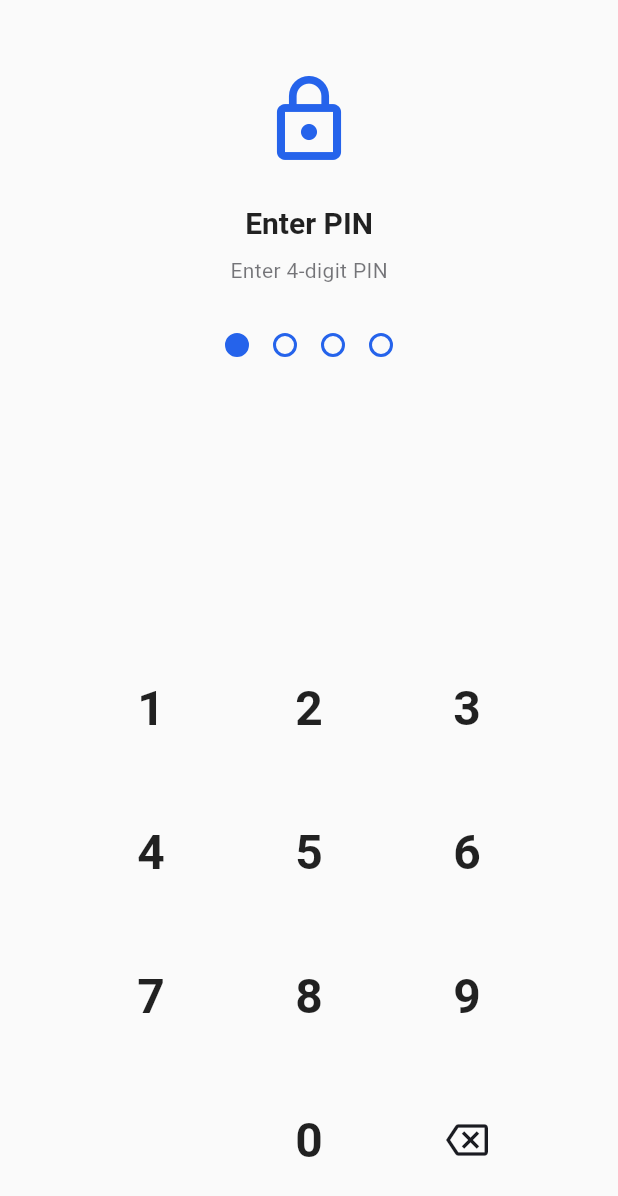
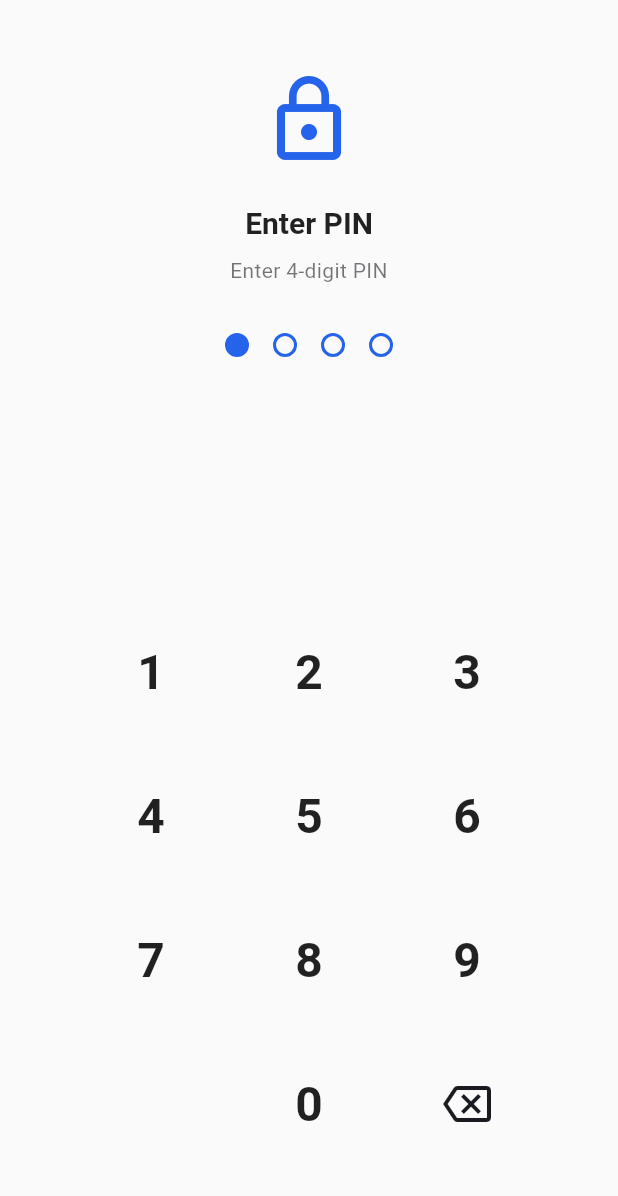
Before and after one commit to Code-busterss/toko_app, a Flutter app: the PinLockScreen screen opened by its route, after a tap on an icon or button, on a phone screen of 412 x 824 dp. Shown: the top 1196 px of the screen. Run offline on Flutter 3.47's test engine with Material 3 defaults, Android fonts, the phone set to English and light mode, and no system bars; our stand-ins replace barcode_widget, file_picker, firebase_auth, firebase_core, fl_chart, flutter_image_compress and 10 more; missing offline and left inert: excel, mobile_scanner; accounts and stored records are empty.

Commit message:
Title: Fix PIN lock screen navigation and overflow issues
Key features implemented:
- Updated AppRouter to properly handle PIN lock screen with route parameters
- Modified PIN lock screen to use GoRouter navigation instead of Navigator.pop
- Fixed RenderFlex overflow in PIN lock screen with responsive layout
- Added LayoutBuilder and constraints to prevent pixel overflow
- Updated splash screen to pass route parameters for PIN verification
- Modified login screen to correctly navigate to PIN lock with parameters
- Ensured proper navigation stack management after PIN verification

The changes resolve the black screen issue by replacing incorrect Navigator.pop calls with GoRouter navigation, fix the overflow by implementing responsive constraints, and ensure the navigation stack remains intact after PIN verification.

```diff
--- a/lib/core/app_router.dart
+++ b/lib/core/app_router.dart
@@ -90,7 +90,11 @@ class AppRouter {
         name: 'pinLock',
         builder: (context, state) {
           final isSettingPin = (state.extra as Map<String, dynamic>?)?['isSettingPin'] as bool? ?? false;
-          return PinLockScreen(isSettingPin: isSettingPin);
+          final onAuthenticated = (state.extra as Map<String, dynamic>?)?['onAuthenticated'] as VoidCallback?;
+          return PinLockScreen(
+            isSettingPin: isSettingPin,
+            onAuthenticated: onAuthenticated,
+          );
         },
       ),
       ShellRoute(
--- a/lib/features/auth/screens/login_screen.dart
+++ b/lib/features/auth/screens/login_screen.dart
@@ -77,7 +77,9 @@ class _LoginScreenState extends ConsumerState<LoginScreen> {
     final isPinSet = await pinService.isPinSet();
     if (!mounted) return;
     if (isPinSet) {
-      context.go(AppConstants.routePinLock);
+      context.go(AppConstants.routePinLock, extra: <String, dynamic>{
+        'isSettingPin': false,
+      });
     } else {
       context.go(AppConstants.routeDashboard);
     }
--- a/lib/features/auth/screens/pin_lock_screen.dart
+++ b/lib/features/auth/screens/pin_lock_screen.dart
@@ -1,6 +1,8 @@
 // lib/features/auth/screens/pin_lock_screen.dart
 import 'package:flutter/material.dart';
 import 'package:flutter_riverpod/flutter_riverpod.dart';
+import 'package:go_router/go_router.dart';
+import 'package:toko_app/core/constants/constants.dart';
 import 'package:toko_app/features/auth/providers/pin_provider.dart';
 import 'package:toko_app/features/auth/services/fingerprint_service.dart';
 
@@ -153,7 +155,10 @@ class _PinLockScreenState extends ConsumerState<PinLockScreen> {
     if (!mounted) return;
     if (isValid) {
       widget.onAuthenticated?.call();
-      if (mounted) Navigator.pop(context, true);
+      if (mounted) {
+        // Use GoRouter to navigate to dashboard instead of pop
+        context.go(AppConstants.routeDashboard);
+      }
     } else {
       notifier
         ..clear()
@@ -173,7 +178,10 @@ class _PinLockScreenState extends ConsumerState<PinLockScreen> {
     if (!mounted) return;
     if (authenticated) {
       widget.onAuthenticated?.call();
-      if (mounted) Navigator.pop(context, true);
+      if (mounted) {
+        // Use GoRouter to navigate to dashboard instead of pop
+        context.go(AppConstants.routeDashboard);
+      }
     } else {
       notifier.setError('Biometric authentication failed');
     }
@@ -193,6 +201,8 @@ class _PinLockScreenState extends ConsumerState<PinLockScreen> {
   Widget build(BuildContext context) {
     final ui = ref.watch(pinLockUiProvider);
     final isSetting = widget.isSettingPin;
+    final screenSize = MediaQuery.of(context).size;
+    final isSmallScreen = screenSize.height < 600;
 
     return Scaffold(
       appBar: isSetting
@@ -205,20 +215,29 @@ class _PinLockScreenState extends ConsumerState<PinLockScreen> {
             )
           : null,
       body: SafeArea(
+        child: LayoutBuilder(
+          builder: (context, constraints) {
+            return SingleChildScrollView(
+              child: ConstrainedBox(
+                constraints: BoxConstraints(
+                  minHeight: constraints.maxHeight,
+                ),
+                child: IntrinsicHeight(
                   child: Column(
                     children: [
-            const SizedBox(height: 48),
+                      SizedBox(height: isSmallScreen ? 24 : 48),
                       Icon(
                         Icons.lock_outline,
-              size: 64,
+                        size: isSmallScreen ? 48 : 64,
                         color: Theme.of(context).colorScheme.primary,
                       ),
-            const SizedBox(height: 24),
+                      SizedBox(height: isSmallScreen ? 16 : 24),
                       Text(
                         isSetting
                             ? (ui.isConfirming ? 'Confirm PIN' : 'Enter New PIN')
                             : 'Enter PIN',
                         style: Theme.of(context).textTheme.headlineMedium,
+                        textAlign: TextAlign.center,
                       ),
                       const SizedBox(height: 8),
                       Text(
@@ -229,8 +248,9 @@ class _PinLockScreenState extends ConsumerState<PinLockScreen> {
                                   .onSurface
                                   .withValues(alpha: 0.6),
                             ),
+                        textAlign: TextAlign.center,
                       ),
-            const SizedBox(height: 32),
+                      SizedBox(height: isSmallScreen ? 16 : 32),
                       Row(
                         mainAxisAlignment: MainAxisAlignment.center,
                         children: List.generate(
@@ -254,11 +274,15 @@ class _PinLockScreenState extends ConsumerState<PinLockScreen> {
                       ),
                       if (ui.errorMessage != null) ...[
                         const SizedBox(height: 16),
-              Text(
+                        Padding(
+                          padding: const EdgeInsets.symmetric(horizontal: 24),
+                          child: Text(
                             ui.errorMessage!,
                             style: TextStyle(
                               color: Theme.of(context).colorScheme.error,
                               fontSize: 14,
+                            ),
+                            textAlign: TextAlign.center,
                           ),
                         ),
                       ],
@@ -268,8 +292,8 @@ class _PinLockScreenState extends ConsumerState<PinLockScreen> {
                           padding: EdgeInsets.only(bottom: 16),
                           child: CircularProgressIndicator(),
                         ),
-            _buildNumpad(ui.isLoading),
-            const SizedBox(height: 24),
+                      _buildNumpad(ui.isLoading, isSmallScreen),
+                      SizedBox(height: isSmallScreen ? 12 : 24),
                       if (!isSetting && ui.biometricAvailable)
                         Padding(
                           padding: const EdgeInsets.only(bottom: 24),
@@ -283,50 +307,61 @@ class _PinLockScreenState extends ConsumerState<PinLockScreen> {
                             ),
                           ),
                         ),
+                      SizedBox(height: isSmallScreen ? 12 : 24),
                     ],
+                  ),
+                ),
+              ),
+            );
+          },
         ),
       ),
     );
   }
 
-  Widget _buildNumpad(bool disabled) {
+  Widget _buildNumpad(bool disabled, bool isSmallScreen) {
+    final keySize = isSmallScreen ? 64.0 : 80.0;
+    final horizontalPadding = isSmallScreen ? 24.0 : 48.0;
+    final rowSpacing = isSmallScreen ? 12.0 : 16.0;
+    final fontSize = isSmallScreen ? 26.0 : 32.0;
+
     return Padding(
-      padding: const EdgeInsets.symmetric(horizontal: 48),
+      padding: EdgeInsets.symmetric(horizontal: horizontalPadding),
       child: Column(
         children: [
           Row(
             mainAxisAlignment: MainAxisAlignment.spaceAround,
             children: [
-              _buildKey('1', disabled),
-              _buildKey('2', disabled),
-              _buildKey('3', disabled),
+              _buildKey('1', disabled, keySize, fontSize),
+              _buildKey('2', disabled, keySize, fontSize),
+              _buildKey('3', disabled, keySize, fontSize),
             ],
           ),
-          const SizedBox(height: 16),
+          SizedBox(height: rowSpacing),
           Row(
             mainAxisAlignment: MainAxisAlignment.spaceAround,
             children: [
-              _buildKey('4', disabled),
-              _buildKey('5', disabled),
-              _buildKey('6', disabled),
+              _buildKey('4', disabled, keySize, fontSize),
+              _buildKey('5', disabled, keySize, fontSize),
+              _buildKey('6', disabled, keySize, fontSize),
             ],
           ),
-          const SizedBox(height: 16),
+          SizedBox(height: rowSpacing),
           Row(
             mainAxisAlignment: MainAxisAlignment.spaceAround,
             children: [
-              _buildKey('7', disabled),
-              _buildKey('8', disabled),
-              _buildKey('9', disabled),
+              _buildKey('7', disabled, keySize, fontSize),
+              _buildKey('8', disabled, keySize, fontSize),
+              _buildKey('9', disabled, keySize, fontSize),
             ],
           ),
-          const SizedBox(height: 16),
+          SizedBox(height: rowSpacing),
           Row(
             mainAxisAlignment: MainAxisAlignment.spaceAround,
             children: [
-              const SizedBox(width: 80),
-              _buildKey('0', disabled),
-              _buildBackspace(disabled),
+              SizedBox(width: keySize),
+              _buildKey('0', disabled, keySize, fontSize),
+              _buildBackspace(disabled, keySize),
             ],
           ),
         ],
@@ -334,37 +369,37 @@ class _PinLockScreenState extends ConsumerState<PinLockScreen> {
     );
   }
 
-  Widget _buildKey(String key, bool disabled) {
+  Widget _buildKey(String key, bool disabled, double size, double fontSize) {
     return InkWell(
       onTap: disabled ? null : () => _onKeyTap(key),
-      borderRadius: BorderRadius.circular(40),
+      borderRadius: BorderRadius.circular(size / 2),
       child: Container(
-        width: 80,
-        height: 80,
+        width: size,
+        height: size,
         alignment: Alignment.center,
         child: Text(
           key,
           style: Theme.of(context).textTheme.headlineMedium?.copyWith(
-                fontSize: 32,
+                fontSize: fontSize,
               ),
         ),
       ),
     );
   }
 
-  Widget _buildBackspace(bool disabled) {
+  Widget _buildBackspace(bool disabled, double size) {
     return InkWell(
       onTap: disabled
           ? null
           : () => ref.read(pinLockUiProvider.notifier).onBackspace(),
-      borderRadius: BorderRadius.circular(40),
+      borderRadius: BorderRadius.circular(size / 2),
       child: Container(
-        width: 80,
-        height: 80,
+        width: size,
+        height: size,
         alignment: Alignment.center,
         child: Icon(
           Icons.backspace_outlined,
-          size: 28,
+          size: size * 0.4,
           color: Theme.of(context).colorScheme.onSurface,
         ),
       ),
--- a/lib/features/auth/screens/splash_screen.dart
+++ b/lib/features/auth/screens/splash_screen.dart
@@ -78,7 +78,9 @@ class _SplashScreenState extends ConsumerState<SplashScreen>
     final isPinSet = await pinService.isPinSet();
     _navigated = true;
     if (isPinSet) {
-      context.go(AppConstants.routePinLock);
+      context.go(AppConstants.routePinLock, extra: <String, dynamic>{
+        'isSettingPin': false,
+      });
     } else {
       context.go(AppConstants.routeDashboard);
     }
```
Also changed, not shown: 1 other file. Lines whose indentation alone changed are shown as unchanged.
